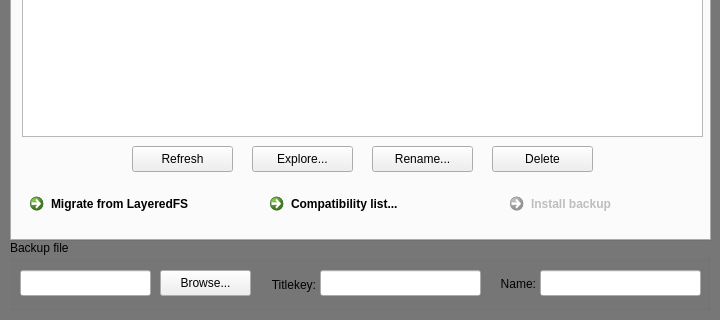
First picture: the form in mainwindow.ui, repository nastys/titleswitch, before the edit; both pictures show x 0 to 720 and y 380 to 700 of the 720 by 700 pixel window.
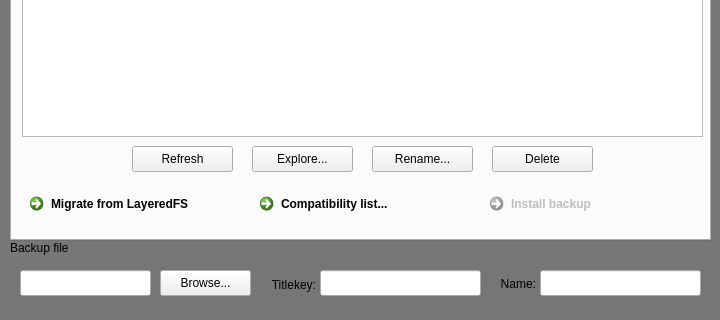
Second picture: the form after the edit. Icons and pictures are not drawn.

Patch:
```diff
--- a/mainwindow.ui
+++ b/mainwindow.ui
@@ -507,9 +507,9 @@
      <widget class="QCommandLinkButton" name="commandLinkButton_plague_compatibility">
       <property name="geometry">
        <rect>
-        <x>250</x>
+        <x>240</x>
         <y>500</y>
-        <width>201</width>
+        <width>221</width>
         <height>41</height>
        </rect>
       </property>
@@ -523,9 +523,9 @@
       </property>
       <property name="geometry">
        <rect>
-        <x>490</x>
+        <x>470</x>
         <y>500</y>
-        <width>201</width>
+        <width>221</width>
         <height>41</height>
        </rect>
       </property>
@@ -565,7 +565,7 @@
        <rect>
         <x>10</x>
         <y>500</y>
-        <width>201</width>
+        <width>221</width>
         <height>41</height>
        </rect>
       </property>
```
